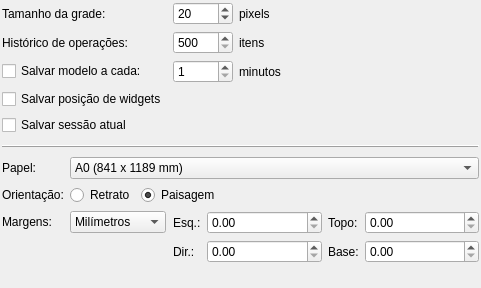
Qt form pgmodeler_ui/ui/confgeralwidget.ui (erdincay/pgmodeler-old) before a commit.
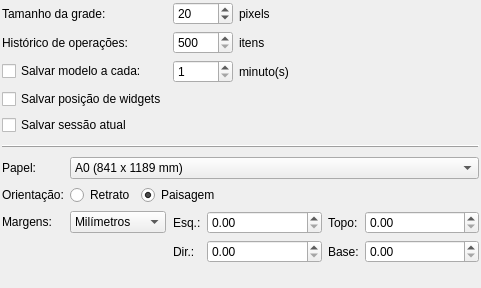
The same form after that commit.

Patch:
```diff
--- a/pgmodeler_ui/ui/confgeralwidget.ui
+++ b/pgmodeler_ui/ui/confgeralwidget.ui
@@ -233,7 +233,7 @@
         </size>
        </property>
        <property name="text">
-        <string>minutos</string>
+        <string>minuto(s)</string>
        </property>
       </widget>
      </item>
```
